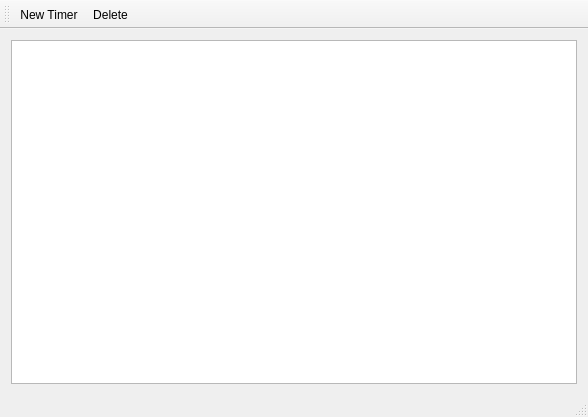
NoeMurr/Ogame-calc, file ogcalc.ui: the form before one commit.
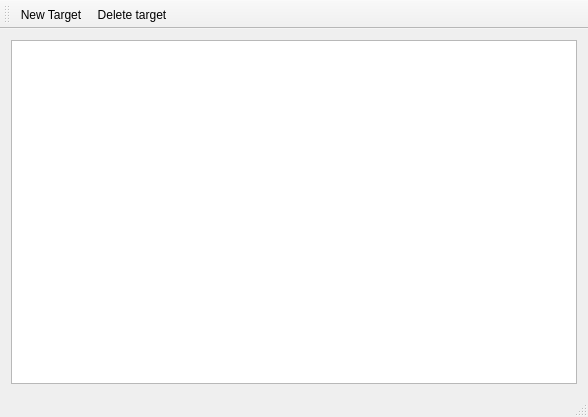
The form after the commit.

```diff
--- a/ogcalc.ui
+++ b/ogcalc.ui
@@ -35,15 +35,15 @@
     <enum>TopToolBarArea</enum>
    </attribute>
    <attribute name="toolBarBreak">
-    <bool>true</bool>
+    <bool>false</bool>
    </attribute>
-   <addaction name="actionNew_Timer"/>
-   <addaction name="actionDelete"/>
+   <addaction name="actionNew_Target"/>
+   <addaction name="actionDelete_target"/>
   </widget>
   <widget class="QStatusBar" name="statusBar"/>
-  <action name="actionNew_Timer">
+  <action name="actionNew_Target">
    <property name="text">
-    <string>New Timer</string>
+    <string>New Target</string>
    </property>
    <property name="toolTip">
     <string>&lt;html&gt;&lt;head/&gt;&lt;body&gt;&lt;p&gt;create a new resources timer&lt;/p&gt;&lt;/body&gt;&lt;/html&gt;</string>
@@ -52,9 +52,9 @@
     <string>Ctrl+N</string>
    </property>
   </action>
-  <action name="actionDelete">
+  <action name="actionDelete_target">
    <property name="text">
-    <string>Delete</string>
+    <string>Delete target</string>
    </property>
    <property name="toolTip">
     <string>Delete the selected timer</string>
```
